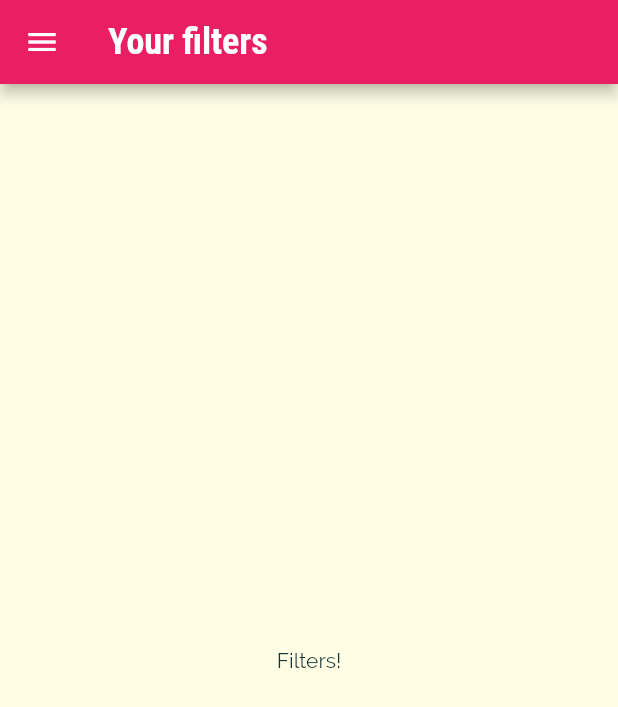
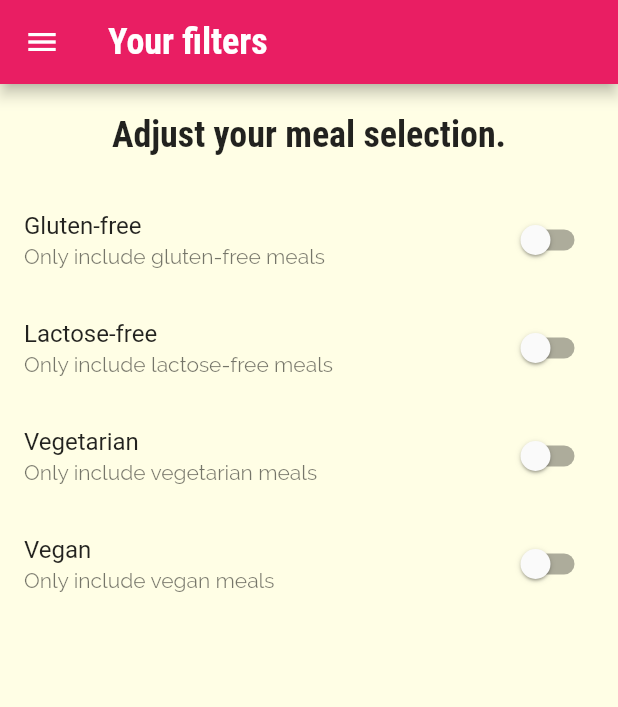
Before and after one commit to Slimaeus/flutter_meals_app, a Flutter app: the FilterScreen screen opened by its route, on a phone screen of 412 x 824 dp. Shown: the top 707 px of the screen. Run offline on Flutter 3.47's test engine with Material 2 defaults, Android fonts, the phone set to English and light mode, and no system bars.

Commit message:
Add Filter Switches

```diff
--- a/lib/screens/filters_screen.dart
+++ b/lib/screens/filters_screen.dart
@@ -1,8 +1,27 @@
 import 'package:flutter/material.dart';
 import 'package:flutter_meals_app/widgets/main_drawer.dart';
 
-class FilterScreen extends StatelessWidget {
+class FilterScreen extends StatefulWidget {
   static const routeName = '/filters';
+
+  @override
+  State<FilterScreen> createState() => _FilterScreenState();
+}
+
+class _FilterScreenState extends State<FilterScreen> {
+  bool _glutenFree = false;
+  bool _vegetarian = false;
+  bool _vegan = false;
+  bool _lactoseFree = false;
+
+  Widget _buildSwitchListTile(String title, String description,
+      bool currentValue, Function updateValue) {
+    return SwitchListTile(
+        title: Text(title),
+        subtitle: Text(description),
+        value: currentValue,
+        onChanged: updateValue);
+  }
 
   @override
   Widget build(BuildContext context) {
@@ -12,9 +31,47 @@ class FilterScreen extends StatelessWidget {
         backgroundColor: Theme.of(context).primaryColor,
       ),
       drawer: MainDrawer(),
-      body: Center(
-        child: Text('Filters!'),
-      ),
+      body: Column(children: <Widget>[
+        Container(
+          padding: EdgeInsets.all(20),
+          child: Text(
+            'Adjust your meal selection.',
+            style: Theme.of(context).textTheme.headline6,
+          ),
+        ),
+        Expanded(
+            child: ListView(
+          children: <Widget>[
+            _buildSwitchListTile(
+                'Gluten-free', 'Only include gluten-free meals', _glutenFree,
+                (newValue) {
+              setState(() {
+                _glutenFree = newValue;
+              });
+            }),
+            _buildSwitchListTile(
+                'Lactose-free', 'Only include lactose-free meals', _lactoseFree,
+                (newValue) {
+              setState(() {
+                _lactoseFree = newValue;
+              });
+            }),
+            _buildSwitchListTile(
+                'Vegetarian', 'Only include vegetarian meals', _vegetarian,
+                (newValue) {
+              setState(() {
+                _vegetarian = newValue;
+              });
+            }),
+            _buildSwitchListTile('Vegan', 'Only include vegan meals', _vegan,
+                (newValue) {
+              setState(() {
+                _vegan = newValue;
+              });
+            }),
+          ],
+        ))
+      ]),
     );
   }
 }
```
